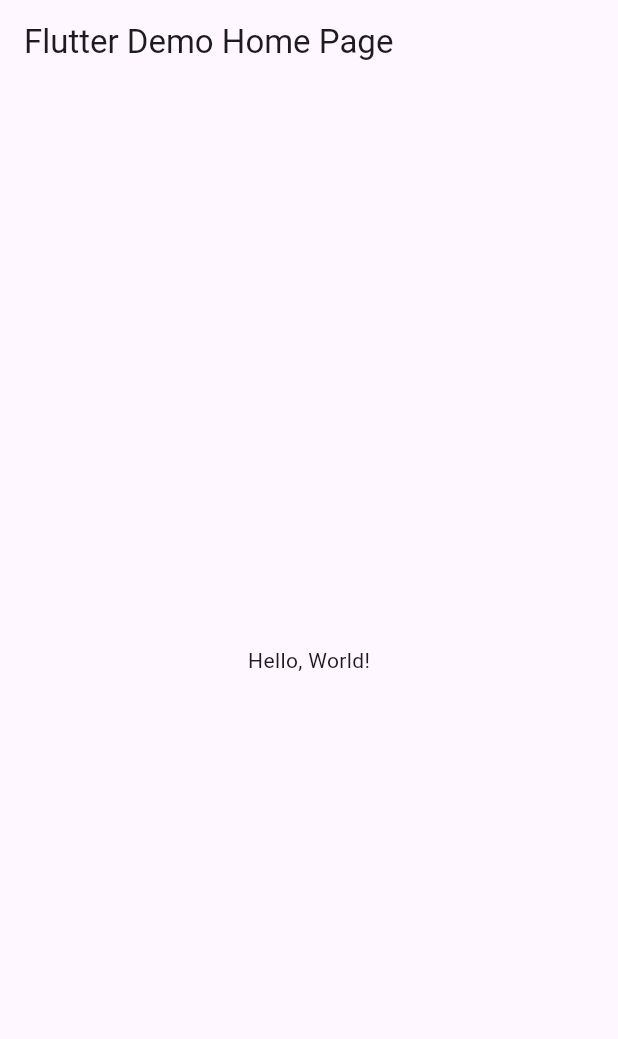
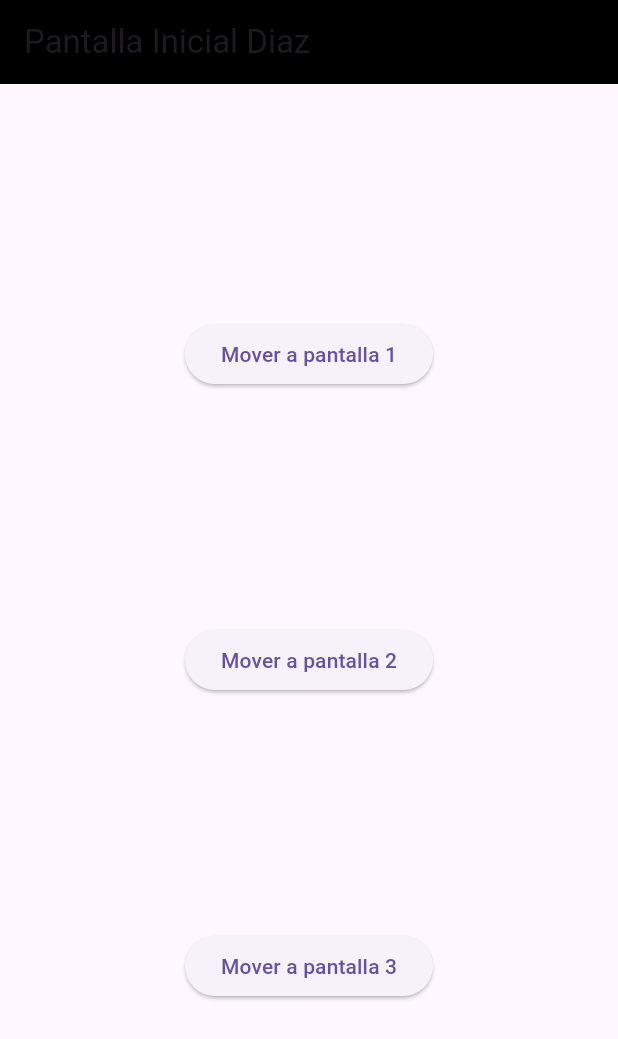
Before and after one commit to DDOrozco17/p15-Version2-6J-0460, a Flutter app: the screen it shows after launch, on a phone screen of 412 x 824 dp. Shown: the top 1039 px of the screen. Run offline on Flutter 3.47's test engine with Material 3 defaults, Android fonts, the phone set to English and light mode, and no system bars.

```diff
--- a/lib/main.dart
+++ b/lib/main.dart
@@ -1,43 +1,25 @@
 import 'package:flutter/material.dart';
+import 'package:diaz0460/pantallaini.dart';
+import 'package:diaz0460/pantalla1.dart';
+import 'package:diaz0460/pantalla2.dart';
+import 'package:diaz0460/pantalla3.dart';
 
-void main() => runApp(MyApp());
+void main() => runApp(MiApp0460());
 
-class MyApp extends StatelessWidget {
-  const MyApp({super.key});
-  // This widget is the root of your application.
+class MiApp0460 extends StatelessWidget {
+  const MiApp0460({Key? key}) : super(key: key);
+
   @override
   Widget build(BuildContext context) {
     return MaterialApp(
-      // Application name
-      title: 'Flutter Hello World',
-      // Application theme data, you can set the colors for the application as
-      // you want
-      theme: ThemeData(
-        // useMaterial3: true,
-        primarySwatch: Colors.blue,
-      ),
-      // A widget which will be started on application startup
-      home: MyHomePage(title: 'Flutter Demo Home Page'),
+      debugShowCheckedModeBanner: false,
+      initialRoute: "/",
+      routes: {
+        "/": (context) => PantallaIni_0460(),
+        "/Pantalla1_0460": (context) => Pantalla1_0460(),
+        "/Pantalla2_0460": (context) => Pantalla2_0460(),
+        "/Pantalla3_0460": (context) => Pantalla3_0460(),
+      },
     );
   }
 }
-
-class MyHomePage extends StatelessWidget {
-  final String title;
-  const MyHomePage({super.key, required this.title});
-
-  @override
-  Widget build(BuildContext context) {
-    return Scaffold(
-      appBar: AppBar(
-        // The title text which will be shown on the action bar
-        title: Text(title),
-      ),
-      body: Center(
-        child: Text(
-          'Hello, World!',
-        ),
-      ),
-    );
-  }
-}
--- /dev/null
+++ b/lib/pantallaini.dart
@@ -0,0 +1,39 @@
+import 'package:flutter/material.dart';
+
+class PantallaIni_0460 extends StatelessWidget {
+  const PantallaIni_0460({Key? key}) : super(key: key);
+
+  @override
+  Widget build(BuildContext context) {
+    return Scaffold(
+      appBar: AppBar(
+        title: const Text("Pantalla Inicial Diaz"),
+        backgroundColor: Colors.black,
+      ),
+      body: Center(
+          child: Column(
+        mainAxisAlignment: MainAxisAlignment.spaceEvenly,
+        children: [
+          ElevatedButton(
+            onPressed: () {
+              Navigator.pushNamed(context, "/Pantalla1_0460");
+            },
+            child: const Text("Mover a pantalla 1"),
+          ),
+          ElevatedButton(
+            onPressed: () {
+              Navigator.pushNamed(context, "/Pantalla2_0460");
+            },
+            child: const Text("Mover a pantalla 2"),
+          ),
+          ElevatedButton(
+            onPressed: () {
+              Navigator.pushNamed(context, "/Pantalla3_0460");
+            },
+            child: const Text("Mover a pantalla 3"),
+          ),
+        ],
+      )),
+    );
+  }
+}
```
Also changed, not shown: lib/pantalla1.dart (added, +30 -0 lines), lib/pantalla2.dart (added, +34 -0 lines), lib/pantalla3.dart (added, +31 -0 lines).
